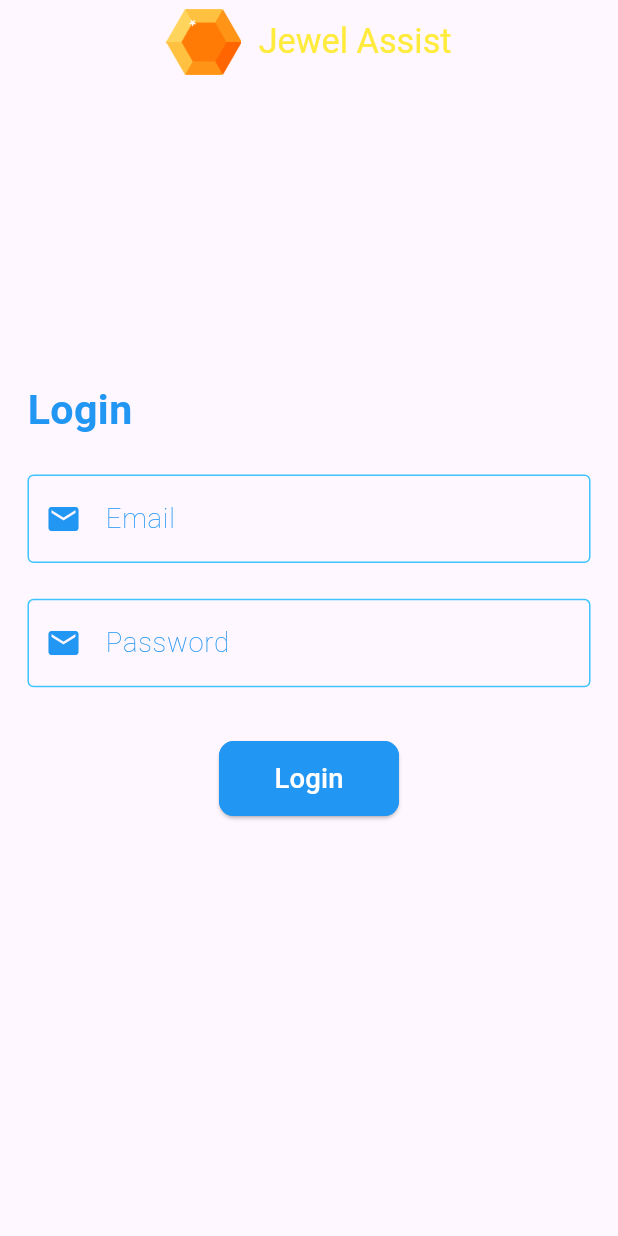
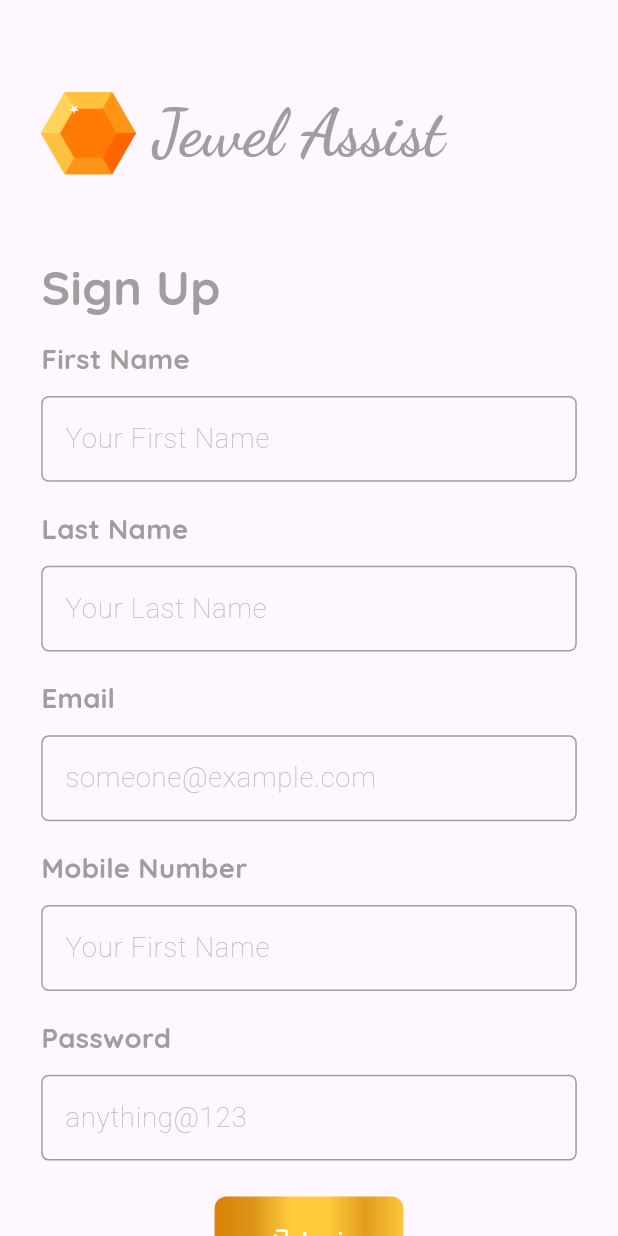
Before and after one commit to rudramistry001/JEWEL-ASSIST, a Flutter app: the screen it shows after launch, on a phone screen of 412 x 824 dp. Run offline on Flutter 3.47's test engine with Material 3 defaults, Android fonts, the phone set to English and light mode, and no system bars; our stand-ins replace flutter_screenutil, google_fonts, mask_text_input_formatter.

Commit message:
login-signup-UI created

```diff
--- a/jewel/lib/auth/login_screen.dart
+++ /dev/null
@@ -1,132 +0,0 @@
-import 'package:flutter/material.dart';
-import 'package:flutter_screenutil/flutter_screenutil.dart';
-import 'package:jewel/custom%20widgets/custom_text_field.dart';
-import 'package:jewel/home_screen.dart';
-
-class LoginScreen extends StatefulWidget {
-  const LoginScreen({super.key});
-
-  @override
-  State<LoginScreen> createState() => _LoginScreenState();
-}
-
-class _LoginScreenState extends State<LoginScreen> {
-  @override
-  Widget build(BuildContext context) {
-    return Scaffold(
-      appBar: AppBar(
-        title: Center(
-          child: Row(
-            mainAxisAlignment: MainAxisAlignment.center,
-            children: [
-              Image.asset(
-                "assets/images/logo.png",
-                height: 50.sp,
-                width: 50,
-              ),
-              10.horizontalSpace,
-              Text("Jewel Assist",
-                  style: TextStyle(
-                    fontSize: 20.sp,
-                    color: Colors.yellow,
-                  )), // Adjust the font size as needed
-            ],
-          ),
-        ),
-      ),
-      body: SingleChildScrollView(
-        child: Padding(
-          padding: EdgeInsets.all(16.0.sp),
-          child: Column(
-            mainAxisAlignment: MainAxisAlignment.spaceEvenly,
-            crossAxisAlignment: CrossAxisAlignment.center,
-            children: [
-              150.verticalSpace,
-              // const TextField(
-              //   decoration: InputDecoration(
-              //     fillColor: Colors.blueAccent,
-              //     prefixIcon: Icon(
-              //       Icons.email,
-              //       color: Colors.blueAccent,
-              //     ),
-              //     labelText: 'Email',
-              //     hintText: 'someone@example.com',
-              //     border: OutlineInputBorder(),
-              //   ),
-              // ),
-              Align(
-                alignment: Alignment.centerLeft,
-                child: Text(
-                  "Login",
-                  style: TextStyle(
-                    color: Colors.blue,
-                    fontSize: 24.sp,
-                    fontWeight: FontWeight.bold,
-                  ),
-                ),
-              ),
-              20.verticalSpace,
-              const CustomStyledTextField(
-                prefixIcon: Icon(
-                  Icons.email,
-                  color: Colors.blue,
-                ),
-                hintText: "someone@example.com",
-                labelText: "Email",
-              ),
-              20.verticalSpace,
-              const CustomStyledTextField(
-                prefixIcon: Icon(
-                  Icons.email,
-                  color: Colors.blue,
-                ),
-                hintText: "someonthing@1234",
-                labelText: "Password",
-              ),
-              30.verticalSpace,
-              ElevatedButton(
-                  onPressed: () {
-                    Navigator.pushReplacement(
-                      context,
-                      MaterialPageRoute(
-                        builder: (context) => const HomeScreen(),
-                      ),
-                    );
-                  },
-                  style: ElevatedButton.styleFrom(
-                    // Set button size
-                    foregroundColor: Colors.white,
-                    backgroundColor: Colors.blue,
-                    minimumSize: const Size(120, 50),
-
-                    // Set button border
-                    shape: RoundedRectangleBorder(
-                      borderRadius: BorderRadius.circular(
-                          10.0), // Adjust the border radius as needed
-                      side: const BorderSide(
-                          color: Colors.blue), // Set border color
-                    ),
-                  ),
-                  child: SizedBox(
-                    height: 30.sp,
-                    width: 50.sp,
-                    child: Row(
-                      mainAxisAlignment: MainAxisAlignment.center,
-                      crossAxisAlignment: CrossAxisAlignment.center,
-                      children: [
-                        Text(
-                          "Login",
-                          style: TextStyle(
-                            fontSize: 16.sp,
-                          ),
-                        ),
-                      ],
-                    ),
-                  )),
-            ],
-          ),
-        ),
-      ),
-    );
-  }
-}
--- /dev/null
+++ b/jewel/lib/authentication/sign_up_screen.dart
@@ -0,0 +1,126 @@
+import 'package:flutter/material.dart';
+import 'package:flutter_screenutil/flutter_screenutil.dart';
+import 'package:google_fonts/google_fonts.dart';
+import 'package:jewel/authentication/login_screen.dart';
+import 'package:jewel/constants/color.dart';
+import 'package:jewel/custom%20widgets/custom_elevated_button.dart';
+import 'package:jewel/custom%20widgets/custom_text_field.dart';
+import 'package:jewel/custom%20widgets/custom_text_field_label.dart';
+
+class SignUpScreen extends StatefulWidget {
+  const SignUpScreen({Key? key}) : super(key: key);
+
+  @override
+  State<SignUpScreen> createState() => _SignUpScreenState();
+}
+
+class _SignUpScreenState extends State<SignUpScreen> {
+  @override
+  Widget build(BuildContext context) {
+    return Scaffold(
+      body: SingleChildScrollView(
+        child: Padding(
+          padding: EdgeInsets.all(24.0.sp),
+          child: Column(
+            mainAxisAlignment: MainAxisAlignment.start,
+            children: [
+              25.verticalSpace,
+              Center(
+                child: Row(
+                  mainAxisAlignment: MainAxisAlignment.start,
+                  children: [
+                    Image.asset(
+                      "assets/images/logo.png",
+                      height: 55.sp,
+                      width: 55.sp,
+                    ),
+                    10.horizontalSpace,
+                    Text(
+                      "Jewel Assist",
+                      style: GoogleFonts.dancingScript(
+                        fontSize: 38.sp,
+                        fontWeight: FontWeight.bold,
+                        color: Colors.grey,
+                      ),
+                    ),
+                  ],
+                ),
+              ),
+              40.verticalSpace,
+              Align(
+                alignment: Alignment.topLeft,
+                child: Text("Sign Up",
+                    style: GoogleFonts.quicksand(
+                      fontSize: 28.sp,
+                      fontWeight: FontWeight.w700,
+                      color: Colors.grey,
+                    )),
+              ),
+              10.verticalSpace,
+              const CustomTextFieldLabel(
+                labelText: "First Name",
+                fontColor: Colors.grey,
+                fontWeight: FontWeight.w700,
+              ),
+              const CustomStyledTextField(
+                hintText: "Your First Name",
+              ),
+              15.verticalSpace,
+              const CustomTextFieldLabel(
+                labelText: "Last Name",
+                fontColor: Colors.grey,
+                fontWeight: FontWeight.w700,
+              ),
+              const CustomStyledTextField(
+                hintText: "Your Last Name",
+              ),
+              15.verticalSpace,
+              const CustomTextFieldLabel(
+                labelText: "Email",
+                fontColor: Colors.grey,
+                fontWeight: FontWeight.w700,
+              ),
+              const CustomStyledTextField(
+                hintText: "someone@example.com",
+              ),
+              15.verticalSpace,
+              const CustomTextFieldLabel(
+                labelText: "Mobile Number",
+                fontColor: Colors.grey,
+                fontWeight: FontWeight.w700,
+              ),
+              const CustomStyledTextField(
+                hintText: "Your First Name",
+              ),
+              15.verticalSpace,
+              const CustomTextFieldLabel(
+                labelText: "Password",
+                fontColor: Colors.grey,
+                fontWeight: FontWeight.w700,
+              ),
+              const CustomStyledTextField(
+                hintText: "anything@123",
+              ),
+              20.verticalSpace,
+              SizedBox(
+                height: 50.sp,
+                width: 110.sp,
+                child: CustomElevatedButtonWithIcon(
+                  onPressed: () {
+                    Navigator.push(
+                      context,
+                      MaterialPageRoute(
+                        builder: (context) => const LoginScreen(),
+                      ),
+                    );
+                  },
+                ),
+              ),
+              40.verticalSpace,
+            ],
+          ),
+        ),
+      ),
+    );
+  }
+}
--- /dev/null
+++ b/jewel/lib/custom widgets/custom_elevated_button.dart
@@ -0,0 +1,46 @@
+import 'package:flutter/material.dart';
+
+class CustomElevatedButtonWithIcon extends StatelessWidget {
+  final VoidCallback onPressed;
+
+  const CustomElevatedButtonWithIcon({
+    Key? key,
+    required this.onPressed,
+  }) : super(key: key);
+
+  @override
+  Widget build(BuildContext context) {
+    return Container(
+      decoration: BoxDecoration(
+        gradient: const LinearGradient(
+          colors: [
+            Color.fromRGBO(218, 130, 7, 1),
+            Color.fromRGBO(221, 147, 24, 1),
+            Color.fromRGBO(255, 203, 60, 1),
+            Color.fromRGBO(255, 203, 60, 1),
+            Color.fromRGBO(227, 156, 30, 1),
+            Color.fromRGBO(251, 198, 58, 1),
+          ],
+          begin: Alignment.centerLeft,
+          end: Alignment.centerRight,
+        ),
+        borderRadius: BorderRadius.circular(8),
+      ),
+      child: ElevatedButton.icon(
+        onPressed: onPressed,
+        icon: const Icon(Icons.login), // Prefix icon
+        label: const Text('Login'), // Button text
+        style: ElevatedButton.styleFrom(
+          foregroundColor: Colors.white,
+          backgroundColor: Colors.transparent, // Make button transparent
+          elevation: 0, // Remove elevation
+          shape: RoundedRectangleBorder(
+            borderRadius: BorderRadius.circular(8),
+          ),
+          padding: const EdgeInsets.symmetric(
+              horizontal: 16, vertical: 8), // Text color
+        ),
+      ),
+    );
+  }
+}
--- a/jewel/lib/custom widgets/custom_text_field.dart
+++ b/jewel/lib/custom widgets/custom_text_field.dart
@@ -6,43 +6,49 @@ class CustomStyledTextField extends StatelessWidget {
   final String? labelText;
   final Widget? prefixIcon;
   final Widget? suffixIcon;
+
   const CustomStyledTextField({
-    super.key,
+    Key? key,
     this.hintText,
     this.labelText,
     this.prefixIcon,
     this.suffixIcon,
-  });
+  }) : super(key: key);
 
   @override
   Widget build(BuildContext context) {
-    return TextField(
+    return SizedBox(
+      height: 50.sp,
+      width: 360.sp,
+      child: TextField(
         decoration: InputDecoration(
-        fillColor: Colors.lightBlueAccent, // Light blue fill color
-        enabledBorder: const OutlineInputBorder(
-          borderSide: BorderSide(
-              color: Colors.lightBlueAccent), // Light blue border color
+          fillColor: Colors.grey, // Light blue fill color
+          enabledBorder: OutlineInputBorder(
+            borderRadius: BorderRadius.circular(5.0), // Add circular border
+            borderSide:
+                const BorderSide(color: Colors.grey), // Light blue border color
           ),
-        focusedBorder: const OutlineInputBorder(
-          borderSide: BorderSide(
-              color: Colors
-                  .lightBlueAccent), // Light blue border color when focused
+          focusedBorder: OutlineInputBorder(
+            borderRadius: BorderRadius.circular(15.0), // Add circular border
+            borderSide: const BorderSide(
+                color: Colors.grey), // Light blue border color when focused
           ),
           prefixIcon: prefixIcon,
           labelText: labelText,
           labelStyle: TextStyle(
-          color: Colors.blue, // Blue label text color
+            color: Colors.grey.shade400, // Blue label text color
             fontWeight: FontWeight.w200,
             fontSize: 16.sp, // Font weight 500 for label text
           ),
           hintText: hintText,
           hintStyle: TextStyle(
-          color: Colors.blue, // Blue hint text color
+            color: Colors.grey.shade400, // Blue hint text color
             fontWeight: FontWeight.w200,
             fontSize: 16.sp, // Font weight 500 for hint text
           ),
           suffixIcon: suffixIcon,
         ),
+      ),
     );
   }
 }
--- /dev/null
+++ b/jewel/lib/custom widgets/custom_text_field_label.dart
@@ -0,0 +1,29 @@
+import 'package:flutter/material.dart';
+import 'package:flutter_screenutil/flutter_screenutil.dart';
+import 'package:google_fonts/google_fonts.dart';
+import 'package:jewel/constants/constants.dart';
+
+class CustomTextFieldLabel extends StatelessWidget {
+  final String? labelText;
+  final FontWeight? fontWeight;
+  final Color? fontColor;
+
+  const CustomTextFieldLabel(
+      {super.key, this.labelText, this.fontWeight, this.fontColor});
+
+  @override
+  Widget build(BuildContext context) {
+    return Container(
+      padding: const EdgeInsets.only(bottom: 12),
+      alignment: Alignment.centerLeft,
+      child: Text(
+        labelText!,
+        style: GoogleFonts.quicksand(
+          color: fontColor,
+          fontWeight: fontWeight,
+          fontSize: 16.sp,
+        ),
+      ),
+    );
+  }
+}
--- a/jewel/lib/main.dart
+++ b/jewel/lib/main.dart
@@ -1,6 +1,9 @@
+// ignore_for_file: unused_import
+
 import 'package:flutter/material.dart';
 import 'package:flutter_screenutil/flutter_screenutil.dart';
-import 'package:jewel/auth/login_screen.dart';
+import 'package:jewel/authentication/login_screen.dart';
+import 'package:jewel/authentication/sign_up_screen.dart';
 
 void main() {
   runApp(const MyApp());
@@ -24,7 +27,7 @@ class MyApp extends StatelessWidget {
               colorScheme: ColorScheme.fromSeed(seedColor: Colors.deepPurple),
               useMaterial3: true,
             ),
-            home: const LoginScreen(),
+            home: const SignUpScreen(),
           );
         });
   }
--- a/jewel/pubspec.yaml
+++ b/jewel/pubspec.yaml
@@ -36,6 +36,10 @@ dependencies:
   # Use with the CupertinoIcons class for iOS style icons.
   cupertino_icons: ^1.0.6
   flutter_screenutil: ^5.9.0
+  google_fonts: ^6.1.0
+  mask_text_input_formatter: ^2.8.0
+  intl: ^0.19.0
+  url_launcher: ^6.2.4
 
 dev_dependencies:
   flutter_test:
```
Also changed, not shown: jewel/lib/authentication/login_screen.dart (added, +90 -0 lines), jewel/lib/constants/color.dart (added, +72 -0 lines), jewel/lib/constants/constants.dart (added, +108 -0 lines), jewel/pubspec.lock, 10 other files. Lines whose indentation alone changed are shown as unchanged.
